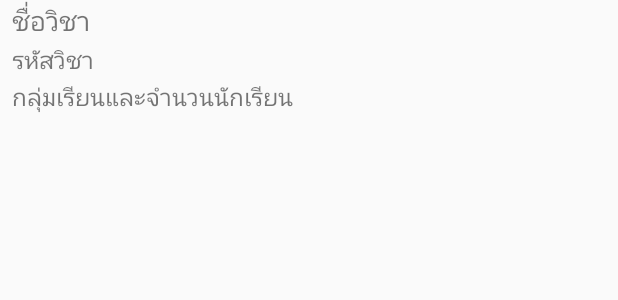
After one commit to evaluat1on/ce_evalation, an Android app: the layout subject.xml on its own in the app's theme, with its tools: preview values and no code run, on a phone screen of 412 x 824 dp. The commit adds this screen. Shown: the top 300 px of the screen. Run offline under Robolectric (Android 15) with nearby library versions, the phone set to English and light mode, and no system bars.

Commit message:
add list_subject

```diff
--- a/app/build.gradle
+++ b/app/build.gradle
@@ -24,10 +24,12 @@ android {
 
 dependencies {
     implementation fileTree(dir: 'libs', include: ['*.jar'])
-    implementation"org.jetbrains.kotlin:kotlin-stdlib-jdk7:$kotlin_version"
+    implementation "org.jetbrains.kotlin:kotlin-stdlib-jdk7:$kotlin_version"
     implementation 'com.android.support:appcompat-v7:28.0.0'
     implementation 'com.android.support.constraint:constraint-layout:1.1.3'
     testImplementation 'junit:junit:4.12'
     androidTestImplementation 'com.android.support.test:runner:1.0.2'
     androidTestImplementation 'com.android.support.test.espresso:espresso-core:3.0.2'
+    implementation 'com.android.support:recyclerview-v7:28.0.0'
+    implementation 'com.squareup.picasso:picasso:2.71828'
 }
--- a/app/src/main/AndroidManifest.xml
+++ b/app/src/main/AndroidManifest.xml
@@ -1,7 +1,7 @@
 <?xml version="1.0" encoding="utf-8"?>
 <manifest xmlns:android="http://schemas.android.com/apk/res/android"
           package="ce.evalution.ce_evaluation">
-
+    <uses-permission android:name="android.permission.INTERNET"/>
     <application
             android:allowBackup="true"
             android:icon="@mipmap/ic_launcher"
@@ -9,6 +9,8 @@
             android:roundIcon="@mipmap/ic_launcher_round"
             android:supportsRtl="true"
             android:theme="@style/AppTheme">
+        <activity android:name=".List_subject">
+        </activity>
         <activity android:name=".MainActivity">
             <intent-filter>
                 <action android:name="android.intent.action.MAIN"/>
--- /dev/null
+++ b/app/src/main/java/ce/evalution/ce_evaluation/RecycleAdapter.kt
@@ -0,0 +1 @@
+package ce.evalution.ce_evaluation
--- a/app/src/main/res/layout/activity_list_subject.xml
+++ b/app/src/main/res/layout/activity_list_subject.xml
@@ -5,6 +5,9 @@
         xmlns:app="http://schemas.android.com/apk/res-auto"
         android:layout_width="match_parent"
         android:layout_height="match_parent"
-        tools:context=".List_subject">
-
+        tools:context=".MainActivity">
+    <android.support.v7.widget.RecyclerView
+            android:layout_width="match_parent"
+            android:layout_height="match_parent"
+            android:id="@+id/recycler_list"/>
 </android.support.constraint.ConstraintLayout>
--- /dev/null
+++ b/app/src/main/res/layout/subject.xml
@@ -0,0 +1,48 @@
+<?xml version="1.0" encoding="utf-8"?>
+<RelativeLayout xmlns:android="http://schemas.android.com/apk/res/android"
+                xmlns:tools="http://schemas.android.com/tools"
+                android:layout_width="match_parent"
+                android:layout_height="wrap_content">
+
+    <RelativeLayout
+            android:id="@+id/recipe_list_text_layout"
+            android:layout_width="wrap_content"
+            android:layout_height="wrap_content"
+            android:layout_centerVertical="true">
+
+        <TextView
+                android:id="@+id/name_subject"
+                android:layout_width="match_parent"
+                android:layout_height="wrap_content"
+                android:layout_marginLeft="8dp"
+                android:layout_marginRight="8dp"
+                android:textSize="18sp"
+                tools:text="ชื่อวิชา"/>
+
+        <TextView
+                android:id="@+id/code_subject"
+                android:layout_width="wrap_content"
+                android:layout_height="wrap_content"
+                android:layout_below="@+id/name_subject"
+                android:layout_marginLeft="8dp"
+                android:layout_marginRight="8dp"
+                android:layout_marginTop="2dp"
+                android:ellipsize="end"
+                android:maxLines="3"
+                android:textSize="16sp"
+                tools:text="รหัสวิชา"/>
+        <TextView
+                android:id="@+id/number_student"
+                android:layout_width="wrap_content"
+                android:layout_height="wrap_content"
+                android:layout_below="@+id/code_subject"
+                android:layout_marginLeft="8dp"
+                android:layout_marginRight="8dp"
+                android:layout_marginTop="2dp"
+                android:ellipsize="end"
+                android:maxLines="3"
+                android:textSize="16sp"
+                tools:text="กลุ่มเรียนและจำนวนนักเรียน"/>
+
+    </RelativeLayout>
+</RelativeLayout>
```
